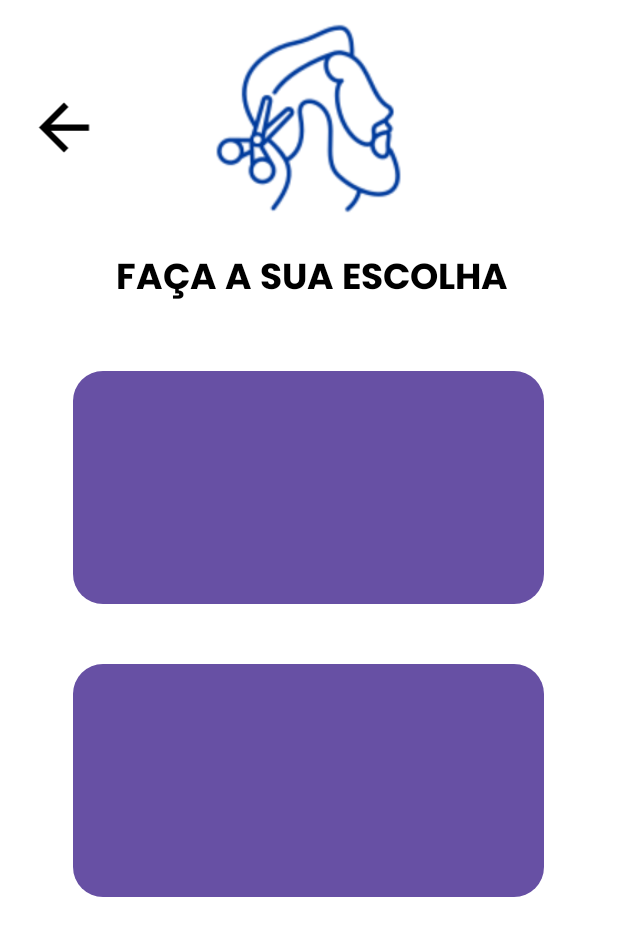
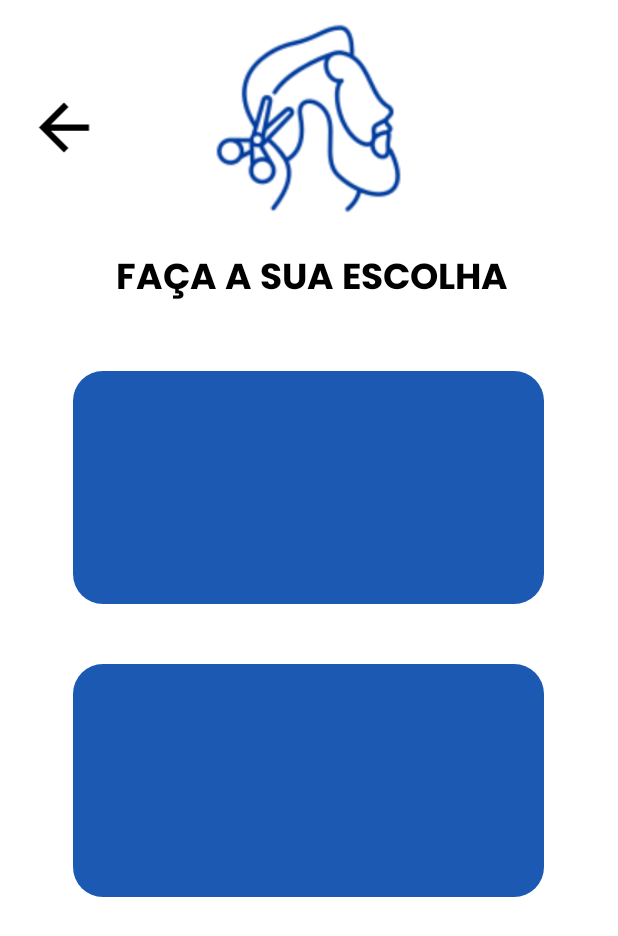
Before and after one commit to TafariDragon/ShowOff, an Android app: the MenuPrincipal screen opened directly, with no data from a screen before it, on a phone screen of 412 x 824 dp. Shown: the top 936 px of the screen. Run offline under Robolectric (Android 15) with nearby library versions, the phone set to English and light mode, and no system bars.

Commit message:
Adicao da Tela Menu Principal
Foi adicionado uma tela

```diff
--- a/app/src/main/java/com/example/showoff/Login.kt
+++ b/app/src/main/java/com/example/showoff/Login.kt
@@ -16,5 +16,9 @@ class Login : AppCompatActivity() {
         binding.btnCadastrar.setOnClickListener {
             startActivity(Intent(this,CreateAccount::class.java))
         }
+
+        binding.btnEntrar.setOnClickListener {
+            startActivity(Intent(this,MenuPrincipal::class.java))
+        }
     }
 }
--- a/app/src/main/res/drawable/rounded_button.xml
+++ b/app/src/main/res/drawable/rounded_button.xml
@@ -1,5 +1,6 @@
 <shape xmlns:android="http://schemas.android.com/apk/res/android"
     android:shape="rectangle">
-    <corners android:radius="20dp" /> <!-- Altere o valor do raio conforme desejado -->
-    <solid android:color="@color/azul" /> <!-- Cor de preenchimento do botão -->
+    <solid android:color="@color/azul" />
+    <corners android:radius="20dp" />
+
 </shape>
--- a/app/src/main/res/layout/activity_menu_principal.xml
+++ b/app/src/main/res/layout/activity_menu_principal.xml
@@ -48,19 +48,19 @@
         android:gravity="center"
         android:orientation="vertical">
 
-        <Button
+        <View
+            android:layout_width="314dp"
+            android:layout_height="155dp"
+            android:layout_marginTop="40dp"
+            android:background="@drawable/rounded_button"
+            android:backgroundTint="@color/azul"></View>
+
+        <View
             android:layout_width="314dp"
             android:layout_height="155dp"
             android:layout_marginTop="40dp"
             android:background="@drawable/rounded_button">
-        </Button>
-
-        <Button
-            android:layout_width="314dp"
-            android:layout_height="155dp"
-            android:layout_marginTop="40dp"
-            android:background="@drawable/rounded_button">
-        </Button>
+        </View>
 
 
     </LinearLayout>
```
